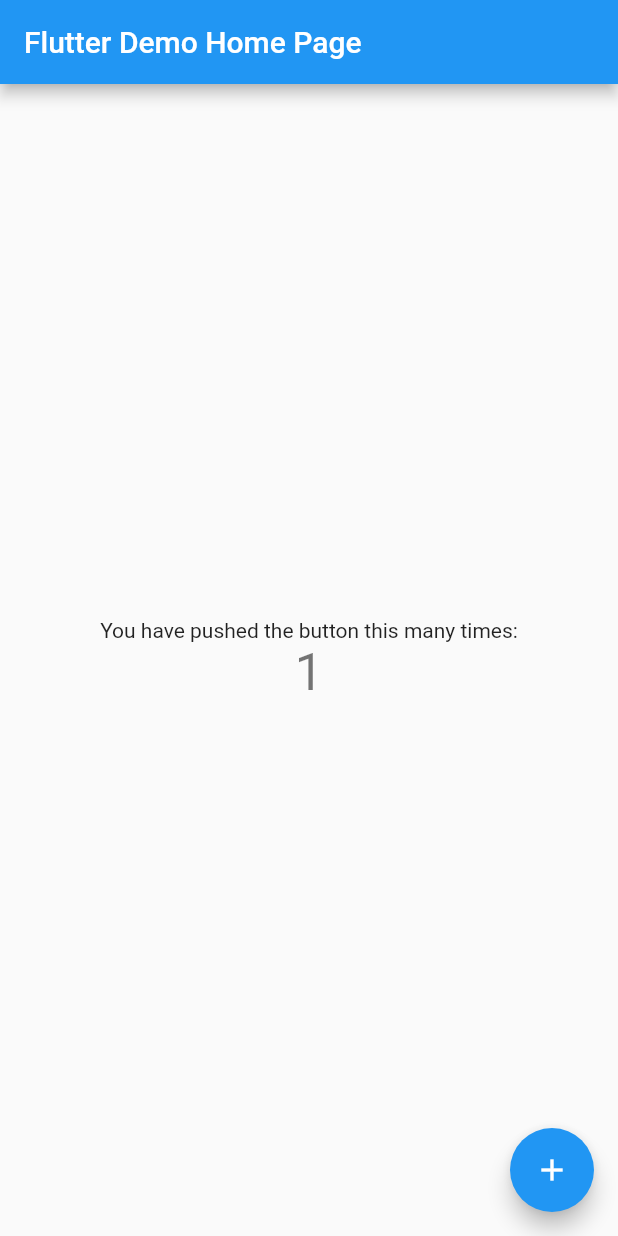
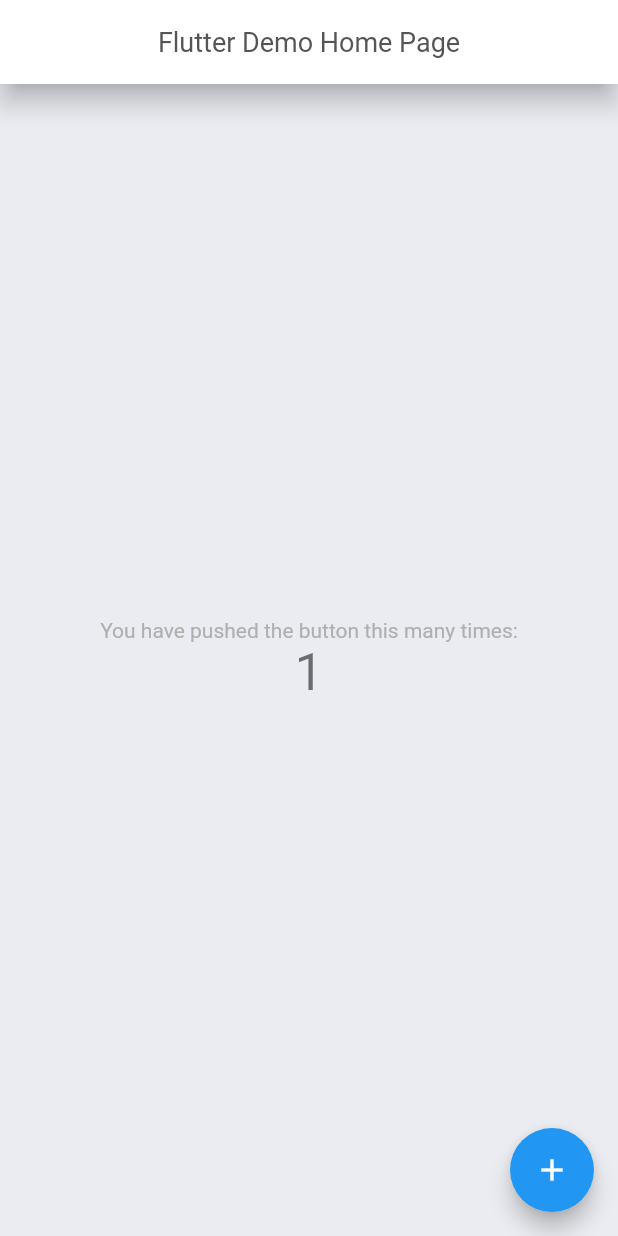
Before and after one commit to troqphuc147/interior_design_and_ar, a Flutter app: the screen it shows after launch, after a tap on the "add" icon, on a phone screen of 412 x 824 dp. Run offline on Flutter 3.47's test engine with Material 2 defaults, Android fonts, the phone set to English and light mode, and no system bars; our stand-ins replace flutter_svg.

Commit message:
create enums, theme, size_config and constants

```diff
--- /dev/null
+++ b/lib/enums.dart
@@ -0,0 +1 @@
+enum MenuState {home,favorite, profile}
--- a/lib/main.dart
+++ b/lib/main.dart
@@ -1,4 +1,5 @@
 import 'package:flutter/material.dart';
+import 'package:interior_design_and_ar/theme.dart';
 
 void main() {
   runApp(const MyApp());
@@ -12,18 +13,7 @@ class MyApp extends StatelessWidget {
   Widget build(BuildContext context) {
     return MaterialApp(
       title: 'Flutter Demo',
-      theme: ThemeData(
-        // This is the theme of your application.
-        //
-        // Try running your application with "flutter run". You'll see the
-        // application has a blue toolbar. Then, without quitting the app, try
-        // changing the primarySwatch below to Colors.green and then invoke
-        // "hot reload" (press "r" in the console where you ran "flutter run",
-        // or simply save your changes to "hot reload" in a Flutter IDE).
-        // Notice that the counter didn't reset back to zero; the application
-        // is not restarted.
-        primarySwatch: Colors.blue,
-      ),
+      theme: appTheme(),
       home: const MyHomePage(title: 'Flutter Demo Home Page'),
     );
   }
--- /dev/null
+++ b/lib/theme.dart
@@ -0,0 +1,49 @@
+import 'package:flutter/material.dart';
+
+ThemeData appTheme() {
+  return ThemeData(
+    scaffoldBackgroundColor: const Color(0xFFEBECF1),
+    textTheme: lightTextTheme(),
+    appBarTheme: lightAppbarTheme(),
+    inputDecorationTheme: inputDecorationTheme(),
+    visualDensity: VisualDensity.adaptivePlatformDensity,
+  );
+}
+
+InputDecorationTheme inputDecorationTheme() {
+  OutlineInputBorder outlineInputBorder = OutlineInputBorder(
+    borderRadius: BorderRadius.circular(15),
+    borderSide: const BorderSide(color: Color(0xFF757575)),
+    gapPadding: 10,
+  );
+  return InputDecorationTheme(
+    floatingLabelBehavior: FloatingLabelBehavior.always,
+    contentPadding: const EdgeInsets.symmetric(horizontal: 42, vertical: 20),
+    enabledBorder: outlineInputBorder,
+    focusedBorder: outlineInputBorder,
+    border: outlineInputBorder,
+  );
+}
+TextTheme lightTextTheme(){
+  return const TextTheme(
+    bodyText1:  TextStyle(
+      fontFamily: "Roboto",
+      color: Color(0xff555555),
+    ),
+    bodyText2:  TextStyle(
+      fontFamily: "Roboto",
+      color: Color(0xffafafaf),
+    ),
+  );
+}
+AppBarTheme lightAppbarTheme(){
+  return const AppBarTheme(
+      centerTitle: true,
+      color: Colors.white,
+      elevation: 7.0,
+      titleTextStyle: TextStyle(
+        color: Color(0xff555555),
+        fontSize: 18,
+      ),
+  );
+}
```
Also changed, not shown: lib/components/category_button.dart (added, +48 -0 lines), lib/constants.dart (added, +19 -0 lines), lib/size_config.dart (added, +28 -0 lines), pubspec.yaml (+10 -6 lines), assets/fonts/Roboto-Bold.ttf (added), assets/fonts/Roboto-Light.ttf (added), assets/fonts/Roboto-Medium.ttf (added), assets/fonts/Roboto-Regular.ttf (added), pubspec.lock, 2 other files.
